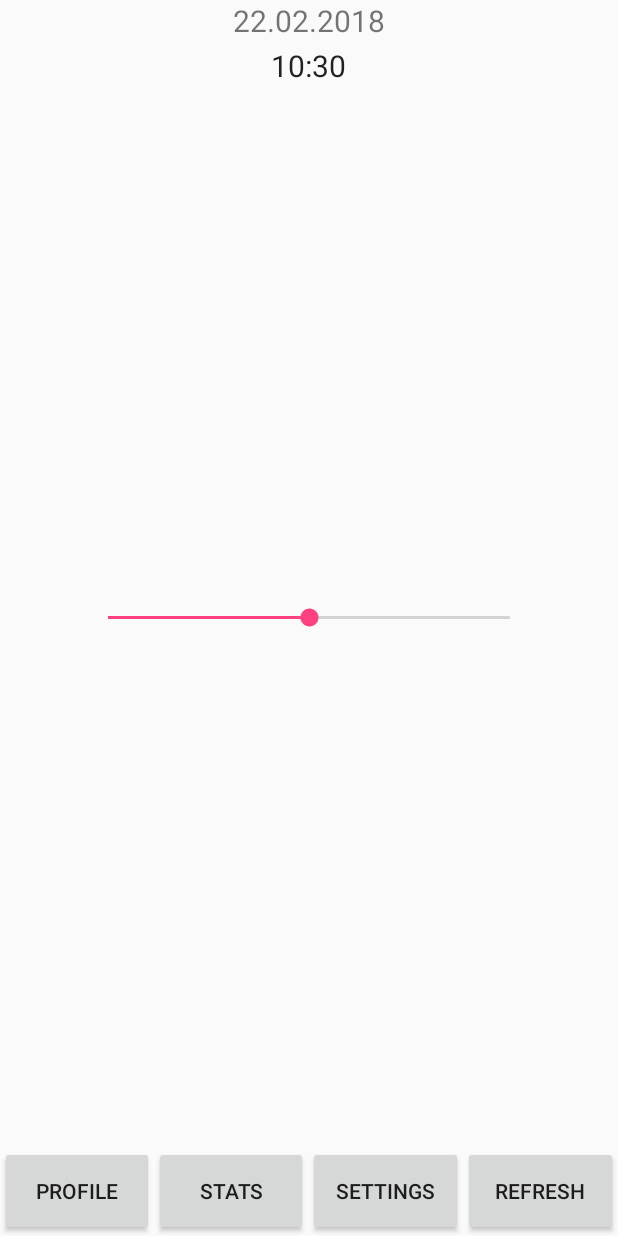
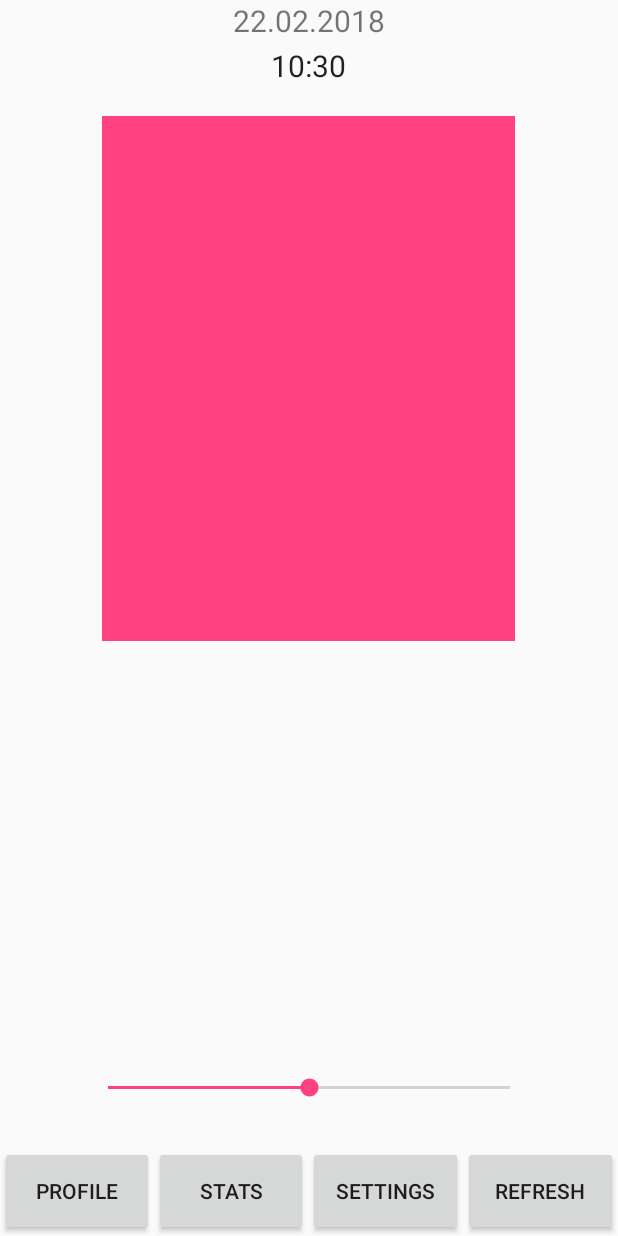
Before and after one commit to martin-the-human/PersonalEnergyTrainer, an Android app: the MainActivity screen opened directly, with no data from a screen before it, on a phone screen of 412 x 824 dp. Run offline under Robolectric (Android 15) with nearby library versions, the phone set to English and light mode, and no system bars.

Commit message:
moved seekbar lower, added an imageview for the avatar at later stages

```diff
--- a/app/src/main/res/layout/activity_main.xml
+++ b/app/src/main/res/layout/activity_main.xml
@@ -9,6 +9,7 @@
         android:layout_width="match_parent"
         android:layout_height="match_parent">
 
+        <!-- The text at the top -->
         <TextView
             android:id="@+id/textClockDate"
             android:layout_width="wrap_content"
@@ -18,6 +19,8 @@
             android:text="@string/placeholder"
             android:textAlignment="center"
             android:textSize="20sp" />
+
+        <!-- Timeframe -->
         <TextClock
             android:id="@+id/textClockTime"
             android:layout_below="@id/textClockDate"
@@ -27,6 +30,27 @@
             android:text="10:00 - 10:30"
             android:textAlignment="center"
             android:textSize="20sp" />
+
+        <ImageView
+            android:id="@+id/img_avatar"
+            android:layout_width="275dp"
+            android:layout_height="350dp"
+            android:background="@color/colorAccent"
+            android:layout_centerHorizontal="true"
+            android:layout_below="@id/textClockTime"
+            android:layout_marginTop="20dp"/>
+
+        <!-- Bar which shows the current reading -->
+        <SeekBar
+            android:id="@+id/seekBar2"
+            android:layout_width="300dp"
+            android:layout_height="wrap_content"
+            android:layout_centerHorizontal="true"
+            android:layout_above="@id/linLayMainScreenButtons"
+            android:layout_marginBottom="30dp"
+            android:progress="50"/>
+
+        <!-- Buttons at the bottom -->
         <LinearLayout
             android:id="@+id/linLayMainScreenButtons"
             android:layout_width="match_parent"
@@ -58,15 +82,6 @@
                 android:layout_weight="1"
                 android:text="@string/refresh"/>
         </LinearLayout>
-
-        <SeekBar
-            android:id="@+id/seekBar2"
-            android:layout_width="300dp"
-            android:layout_height="wrap_content"
-            android:layout_centerHorizontal="true"
-            android:layout_centerVertical="true"
-            android:layout_marginBottom="29dp"
-            android:progress="50"/>
     </RelativeLayout>
 
 </android.support.constraint.ConstraintLayout>
```
